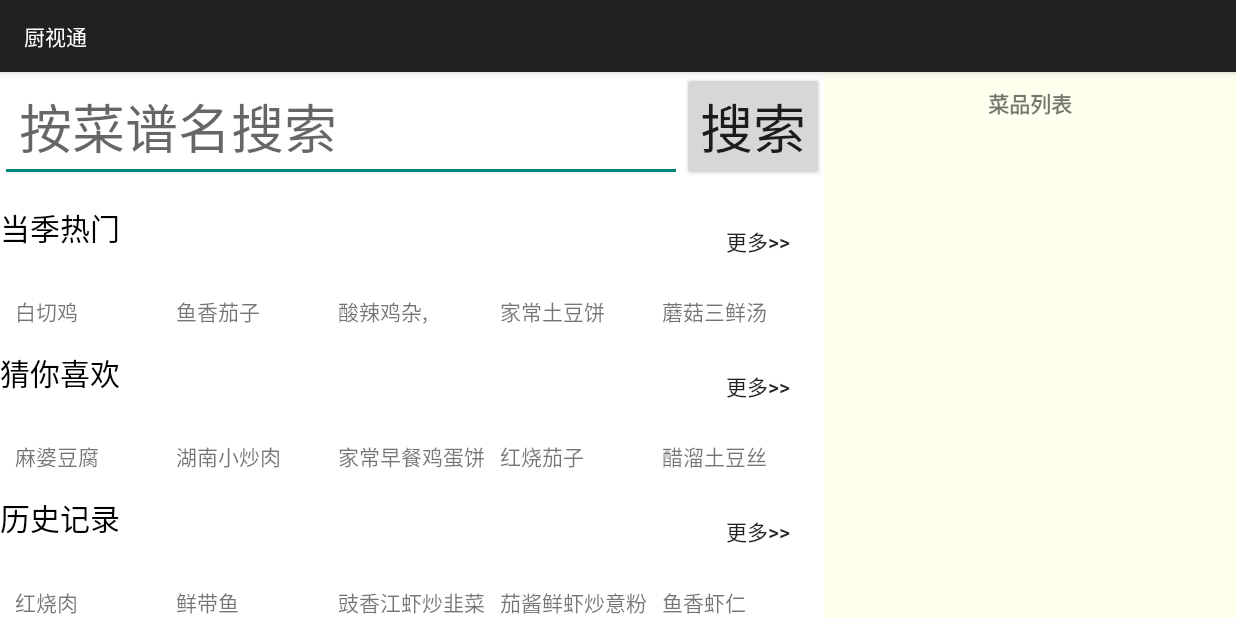
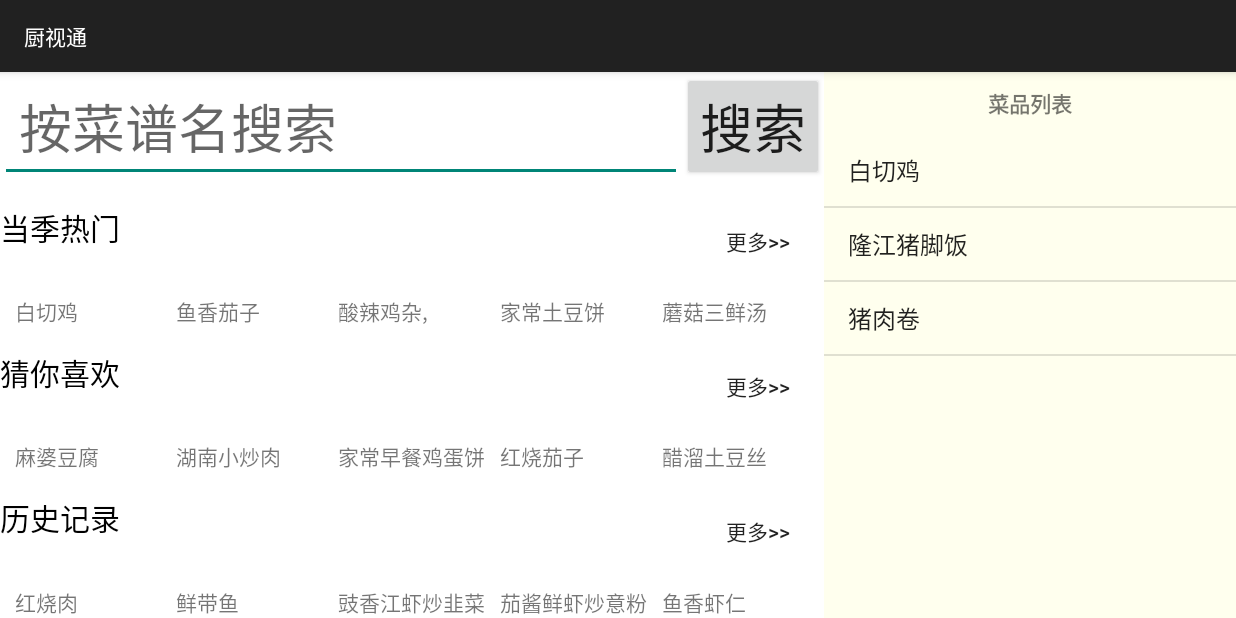
Before and after one commit to Levi-Ackerman/MyCook, an Android app: the FoodListActivity screen opened directly, with no data from a screen before it, after a tap on "更多>>", on a phone screen of 824 x 412 dp (held sideways). Run offline under Robolectric (Android 15) with nearby library versions, the phone set to English and light mode, and no system bars.

Commit message:
给foodlist加上list

```diff
--- a/app/src/main/AndroidManifest.xml
+++ b/app/src/main/AndroidManifest.xml
@@ -30,10 +30,10 @@
 
         <service android:name=".PlayerService" />
 
-        <activity android:name=".YuecaiActivity"
+        <activity android:name=".FoodDetailActivity"
             android:screenOrientation="landscape">
         </activity>
-        <activity android:name=".CaiXiActivity"
+        <activity android:name=".FoodListActivity"
             android:screenOrientation="landscape"/>
         <activity android:name=".SongCategoryActivity"
             android:screenOrientation="landscape"/>
--- a/app/src/main/java/lee/scut/edu/mycook/YuecaiActivity.java
+++ b/app/src/main/java/lee/scut/edu/mycook/FoodDetailActivity.java
@@ -3,7 +3,6 @@ package lee.scut.edu.mycook;
 import android.content.Intent;
 import android.net.Uri;
 import android.os.Bundle;
-import android.view.MotionEvent;
 import android.view.View;
 import android.widget.AdapterView;
 import android.widget.ImageButton;
@@ -12,15 +11,13 @@ import android.widget.ListView;
 import android.widget.ScrollView;
 import android.widget.SimpleAdapter;
 import android.widget.TextView;
-import android.widget.VideoView;
 
-import java.io.File;
 import java.util.ArrayList;
 import java.util.HashMap;
 import java.util.List;
 import java.util.Map;
 
-public class YuecaiActivity extends BaseCaiActivity implements View.OnClickListener {
+public class FoodDetailActivity extends BaseCaiActivity implements View.OnClickListener {
 
     List<String> foodList = new ArrayList<>();
     TextView tvTilte;
@@ -50,7 +47,7 @@ public class YuecaiActivity extends BaseCaiActivity implements View.OnClickListe
     @Override
     protected void onCreate(Bundle savedInstanceState) {
         super.onCreate(savedInstanceState);
-        setContentView(R.layout.activity_yuecai);
+        setContentView(R.layout.activity_food_detail);
         listView = (ListView)findViewById(R.id.lv_foods);
         listView.setOnItemClickListener(this);
         tvTilte = (TextView)findViewById(R.id.tv_food_title);
--- a/app/src/main/java/lee/scut/edu/mycook/CaiXiActivity.java
+++ b/app/src/main/java/lee/scut/edu/mycook/FoodListActivity.java
@@ -2,14 +2,23 @@ package lee.scut.edu.mycook;
 
 import android.os.Bundle;
 import android.view.View;
+import android.widget.AdapterView;
 import android.widget.Button;
 import android.widget.ImageView;
+import android.widget.ListAdapter;
+import android.widget.ListView;
+import android.widget.SimpleAdapter;
 import android.widget.TextView;
+
+import java.util.ArrayList;
+import java.util.HashMap;
+import java.util.List;
+import java.util.Map;
 
 /**
  * Created by jsonlee on 10/8/15.
  */
-public class CaiXiActivity extends BaseActivity implements View.OnClickListener {
+public class FoodListActivity extends BaseActivity implements View.OnClickListener, AdapterView.OnItemClickListener {
     ImageView[][] ibFoodPictures = new ImageView[3][5];
     TextView[][] tvFoodNames = new TextView[3][5];
     String[] foodNames = {"白切鸡","鱼香茄子","酸辣鸡杂,", "家常土豆饼", "蘑菇三鲜汤", "麻婆豆腐", "湖南小炒肉", "家常早餐鸡蛋饼", "红烧茄子", "醋溜土豆丝", "红烧肉", "鲜带鱼", "豉香江虾炒韭菜", "茄酱鲜虾炒意粉", "鱼香虾仁"};
@@ -35,11 +44,12 @@ public class CaiXiActivity extends BaseActivity implements View.OnClickListener
     TextView[] tvShowTitles = new TextView[3];
     String[] showTitles = {"当季热门", "猜你喜欢", "历史记录"};
     View[] vwShowIncludes = new View[3];
+    private ListView listView;
 
     @Override
     protected void onCreate(Bundle savedInstanceState) {
         super.onCreate(savedInstanceState);
-        setContentView(R.layout.activity_caixi);
+        setContentView(R.layout.activity_food_list);
         initViews();
         initDatas();
     }
@@ -52,9 +62,13 @@ public class CaiXiActivity extends BaseActivity implements View.OnClickListener
                 tvFoodNames[i][j].setText(foodNames[i*5+j]);
             }
         }
+        initFoodList();
+        setListViewAdapter();
     }
 
     private void initViews() {
+        listView = (ListView)findViewById(R.id.lv_foods);
+        listView.setOnItemClickListener(this);
         vwShowIncludes[0] = findViewById(R.id.container_pop);
         vwShowIncludes[1] = findViewById(R.id.container_recommand);
         vwShowIncludes[2] = findViewById(R.id.container_history);
@@ -67,12 +81,48 @@ public class CaiXiActivity extends BaseActivity implements View.OnClickListener
             for (int j = 0; j < 5; j++) {
                 ibFoodPictures[i][j] = (ImageView) vwFoodIncludes[i].findViewById(R.id.vw_food0 + j).findViewById(R.id.ib_foodImg);
                 tvFoodNames[i][j] = (TextView) vwFoodIncludes[i].findViewById(R.id.vw_food0 + j).findViewById(R.id.tv_food_simple);
+                ibFoodPictures[i][j].setTag(100+i*10+j);
+                ibFoodPictures[i][j].setOnClickListener(this);
             }
         }
     }
 
     @Override
     public void onClick(View v) {
-        int n = (int) v.getTag();
+        final int tag = (int)v.getTag();
+        if (tag>=100){
+            // food image clicked
+            jumpToActivity(FoodDetailActivity.class);
+        }
+        else{
+            //button clicked
+        }
+    }
+
+    @Override
+    public void onItemClick(AdapterView<?> parent, View view, int position, long id) {
+
+    }
+
+    List<String> foodList = new ArrayList<>();
+    ListAdapter adapter ;
+    private void initFoodList() {
+        foodList.clear();
+        foodList.add("白切鸡");
+        foodList.add("隆江猪脚饭");
+        foodList.add("猪肉卷");
+    }
+
+    private void setListViewAdapter() {
+        List<Map<String, Object>> data = new ArrayList<Map<String, Object>>();
+        for (String path : foodList) {
+            Map<String, Object> map = new HashMap<String, Object>();
+            map.put("fileName", path);
+            data.add(map);
+        }
+        adapter = new SimpleAdapter(this, data,
+                android.R.layout.simple_list_item_1,
+                new String[]{"fileName"}, new int[]{android.R.id.text1});
+        listView.setAdapter(adapter);
     }
 }
--- a/app/src/main/java/lee/scut/edu/mycook/MainActivity.java
+++ b/app/src/main/java/lee/scut/edu/mycook/MainActivity.java
@@ -56,7 +56,7 @@ public class MainActivity extends BaseActivity implements View.OnClickListener {
                 jumpToActivity(SongCategoryActivity.class);
                 break;
             case R.id.ib_caixi:
-                jumpToActivity(CaiXiActivity.class);
+                jumpToActivity(FoodListActivity.class);
                 break;
             case R.id.ib_mall:
                 Intent in = new Intent(Intent.ACTION_VIEW);
--- a/app/src/main/java/lee/scut/edu/mycook/PlayerActivity.java
+++ b/app/src/main/java/lee/scut/edu/mycook/PlayerActivity.java
@@ -67,7 +67,7 @@ public class PlayerActivity extends BaseActivity implements AdapterView.OnItemCl
             data.add(map);
         }
         SimpleAdapter adapter = new SimpleAdapter(this, data,
-                R.layout.item_text,
+                R.layout.item_food_name_text,
                 new String[]{"fileName"}, new int[]{R.id.tv_item});
         listView.setAdapter(adapter);
 
--- a/app/src/main/res/layout/view_show_container.xml
+++ b/app/src/main/res/layout/view_show_container.xml
@@ -31,34 +31,34 @@
             android:id="@+id/vw_food0"
             android:layout_marginLeft="10dp"
             android:layout_marginRight="10dp"
-            layout="@layout/view_food"
+            layout="@layout/view_food_name"
             android:layout_width="0dp"
             android:layout_height="match_parent"
             android:layout_weight="1" />
         <include
             android:id="@+id/vw_food1"
             android:layout_marginRight="10dp"
-            layout="@layout/view_food"
+            layout="@layout/view_food_name"
             android:layout_width="0dp"
             android:layout_height="match_parent"
             android:layout_weight="1" />
         <include
             android:id="@+id/vw_food2"
             android:layout_marginRight="10dp"
-            layout="@layout/view_food"
+            layout="@layout/view_food_name"
             android:layout_width="0dp"
             android:layout_height="match_parent"
             android:layout_weight="1" />
         <include
             android:id="@+id/vw_food3"
-            layout="@layout/view_food"
+            layout="@layout/view_food_name"
             android:layout_marginRight="10dp"
             android:layout_width="0dp"
             android:layout_height="match_parent"
             android:layout_weight="1" />
         <include
             android:id="@+id/vw_food4"
-            layout="@layout/view_food"
+            layout="@layout/view_food_name"
             android:layout_marginRight="10dp"
             android:layout_width="0dp"
             android:layout_height="match_parent"
```
Also changed, not shown: app/src/main/res/layout/activity_food_detail.xml (renamed from app/src/main/res/layout/activity_yuecai.xml), app/src/main/res/layout/activity_food_list.xml (renamed from app/src/main/res/layout/activity_caixi.xml), app/src/main/res/layout/item_food_name_text.xml (renamed from app/src/main/res/layout/item_text.xml), app/src/main/res/layout/view_food_name.xml (renamed from app/src/main/res/layout/view_food.xml).
